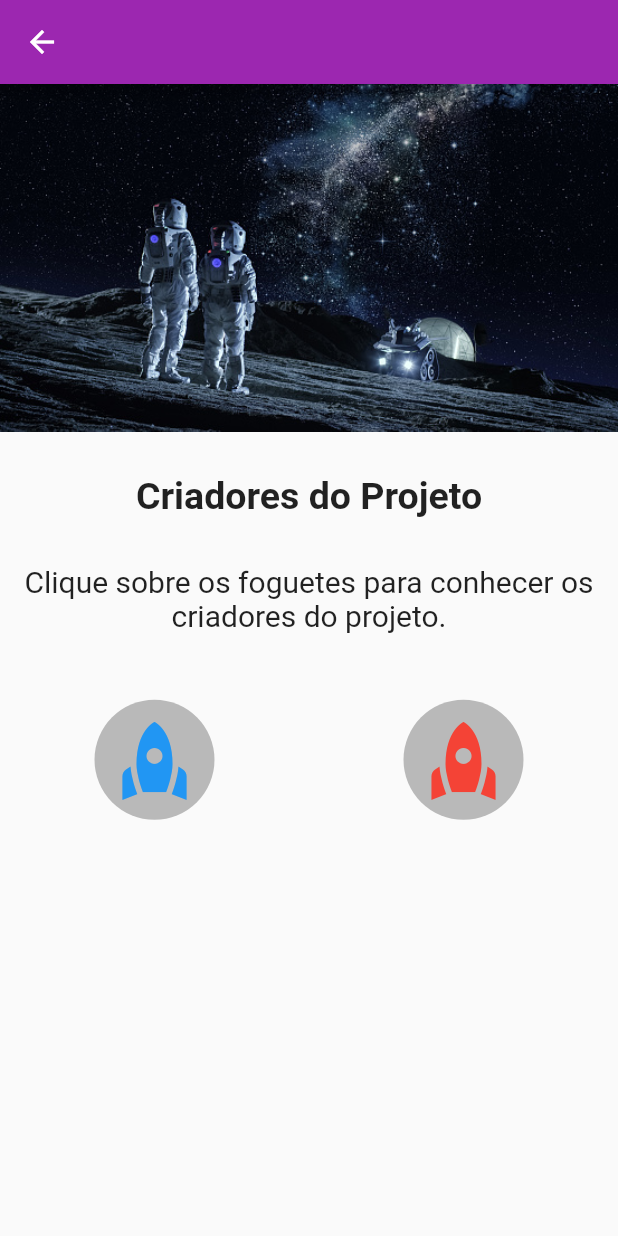
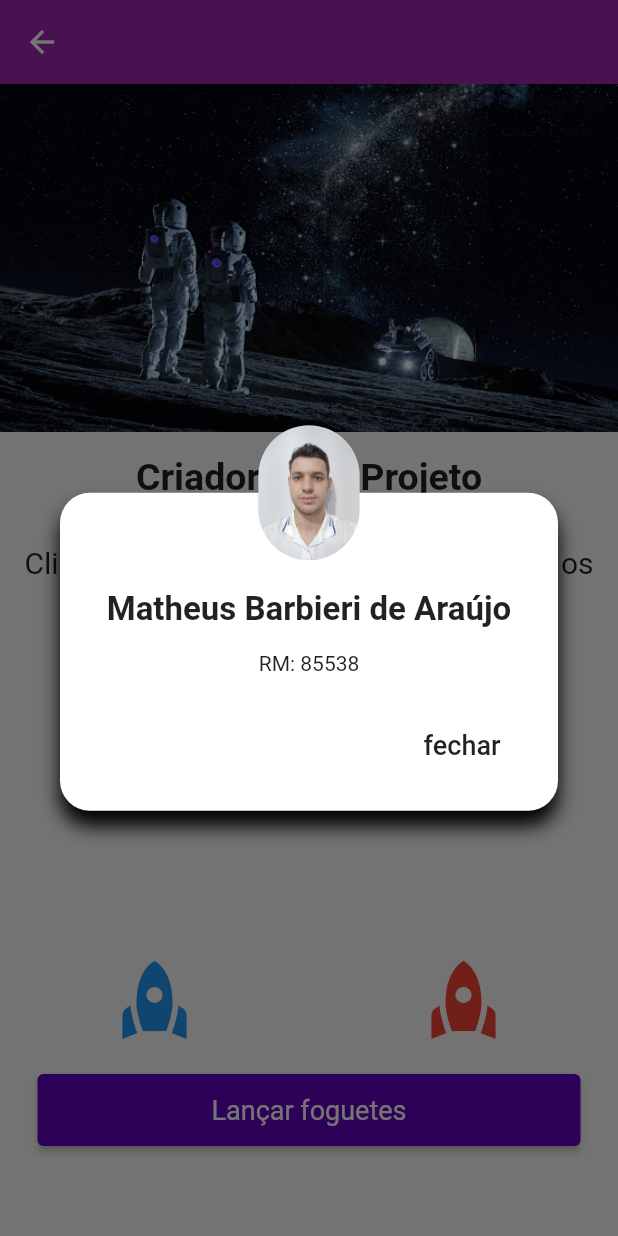
Before and after one commit to lucasmoretini/SpaceTourism, a Flutter app: the CreatorsPage screen opened directly, after a tap on the "rocket" icon, on a phone screen of 412 x 824 dp. Run offline on Flutter 3.47's test engine with Material 2 defaults, Android fonts, the phone set to English and light mode, and no system bars.

Commit message:
Toggle rockets and show modal

```diff
--- /dev/null
+++ b/lib/src/app/components/custom_modal_component.dart
@@ -0,0 +1,101 @@
+import 'dart:ui';
+import 'package:flutter/cupertino.dart';
+import 'package:flutter/material.dart';
+
+class CustomModal extends StatefulWidget {
+  final String? title, descriptions, text;
+  final String img;
+
+  const CustomModal({
+    required this.img,
+    this.title,
+    this.descriptions,
+    this.text,
+  });
+
+  @override
+  _CustomModalState createState() => _CustomModalState();
+}
+
+class _CustomModalState extends State<CustomModal> {
+  double padding = 20;
+  double avatarRadius = 45;
+
+  @override
+  Widget build(BuildContext context) {
+    return Dialog(
+      shape: RoundedRectangleBorder(
+        borderRadius: BorderRadius.circular(padding),
+      ),
+      elevation: 0,
+      backgroundColor: Colors.transparent,
+      child: contentBox(context),
+    );
+  }
+
+  contentBox(context) {
+    return Stack(
+      children: <Widget>[
+        Container(
+          padding: EdgeInsets.only(
+              left: padding,
+              top: avatarRadius + padding,
+              right: padding,
+              bottom: padding),
+          margin: EdgeInsets.only(top: avatarRadius),
+          decoration: BoxDecoration(
+              shape: BoxShape.rectangle,
+              color: Colors.white,
+              borderRadius: BorderRadius.circular(padding),
+              boxShadow: const [
+                BoxShadow(
+                    color: Colors.black, offset: Offset(0, 10), blurRadius: 10),
+              ]),
+          child: Column(
+            mainAxisSize: MainAxisSize.min,
+            children: <Widget>[
+              Text(
+                widget.title!,
+                style:
+                    const TextStyle(fontSize: 22, fontWeight: FontWeight.w600),
+              ),
+              const SizedBox(
+                height: 15,
+              ),
+              Text(
+                widget.descriptions!,
+                style: const TextStyle(fontSize: 14),
+                textAlign: TextAlign.center,
+              ),
+              const SizedBox(
+                height: 22,
+              ),
+              Align(
+                alignment: Alignment.bottomRight,
+                child: FlatButton(
+                    onPressed: () {
+                      Navigator.of(context).pop();
+                    },
+                    child: Text(
+                      widget.text!,
+                      style: const TextStyle(fontSize: 18),
+                    )),
+              ),
+            ],
+          ),
+        ),
+        Positioned(
+          left: padding,
+          right: padding,
+          child: CircleAvatar(
+            backgroundColor: Colors.transparent,
+            radius: avatarRadius,
+            child: ClipRRect(
+                borderRadius: BorderRadius.all(Radius.circular(avatarRadius)),
+                child: Image.asset(widget.img)),
+          ),
+        ),
+      ],
+    );
+  }
+}
--- /dev/null
+++ b/lib/src/app/components/custom_scrollview_component.dart
@@ -0,0 +1,26 @@
+import 'package:flutter/material.dart';
+import 'package:space_tourism/src/app/utils/paddings.dart';
+
+class CustomScrollViewComponent extends StatelessWidget {
+  final Widget child;
+
+  CustomScrollViewComponent({
+    required this.child,
+  });
+
+  @override
+  Widget build(BuildContext context) {
+    return LayoutBuilder(
+      builder: (context, constraint) {
+        return SingleChildScrollView(
+          child: ConstrainedBox(
+            constraints: BoxConstraints(minHeight: constraint.maxHeight),
+            child: IntrinsicHeight(
+              child: child,
+            ),
+          ),
+        );
+      },
+    );
+  }
+}
--- /dev/null
+++ b/lib/src/app/model/creator_model.dart
@@ -0,0 +1,9 @@
+import 'package:flutter/material.dart';
+
+class CreatorModel {
+  final String? name;
+  final String? rm;
+  final String? pathImage;
+
+  CreatorModel({this.name, this.rm, this.pathImage});
+}
--- /dev/null
+++ b/lib/src/app/modules/creators_page/creators_controller.dart
@@ -0,0 +1,26 @@
+import 'package:flutter/cupertino.dart';
+import 'package:flutter/material.dart';
+import 'package:space_tourism/src/app/model/creator_model.dart';
+import '../../model/spaceship_model.dart';
+
+class CreatorsController extends ChangeNotifier {
+  bool status = true;
+
+  List<CreatorModel> creators = [
+    CreatorModel(
+      name: "Matheus Barbieri de Araújo",
+      rm: "RM: 85538",
+      pathImage: "assets/images/matheus.jpeg",
+    ),
+    CreatorModel(
+      name: "Lucas Moretini Mathias",
+      rm: "RM: 86113",
+      pathImage: "assets/images/lucas.png",
+    )
+  ];
+
+  toggleRockets() {
+    status = !status;
+    notifyListeners();
+  }
+}
--- a/lib/src/app/modules/creators_page/creators_page.dart
+++ b/lib/src/app/modules/creators_page/creators_page.dart
@@ -1,25 +1,31 @@
-// ignore_for_file: non_constant_identifier_names
+import 'package:flutter/material.dart';
+import 'package:space_tourism/src/app/components/button_component.dart';
+import 'package:space_tourism/src/app/components/custom_modal_component.dart';
+import 'package:space_tourism/src/app/components/custom_scrollview_component.dart';
+import 'package:space_tourism/src/app/model/creator_model.dart';
+import 'package:space_tourism/src/app/modules/creators_page/creators_controller.dart';
+import 'package:space_tourism/src/app/utils/paddings.dart';
 
-import 'package:flutter/material.dart';
+class CreatorsPage extends StatefulWidget {
+  @override
+  State<StatefulWidget> createState() {
+    return _CreatorsPageState();
+  }
+}
 
-class CreatorsPage extends StatelessWidget {
+class _CreatorsPageState extends State<CreatorsPage> {
+  final controller = CreatorsController();
+
+  @override
+  void initState() {
+    super.initState();
+    controller.addListener(() {
+      setState(() {});
+    });
+  }
+
   @override
   Widget build(BuildContext context) {
-    Widget CustomScrollView({required Widget child}) {
-      return LayoutBuilder(
-        builder: (context, constraint) {
-          return SingleChildScrollView(
-            child: ConstrainedBox(
-              constraints: BoxConstraints(minHeight: constraint.maxHeight),
-              child: IntrinsicHeight(
-                child: child,
-              ),
-            ),
-          );
-        },
-      );
-    }
-
     var image = Image.asset(
       "assets/images/astronauts.jpeg",
       width: double.infinity,
@@ -29,7 +35,7 @@ class CreatorsPage extends StatelessWidget {
     var textIntro = Column(
       mainAxisAlignment: MainAxisAlignment.center,
       children: const [
-        SizedBox(height: 8),
+        SizedBox(height: 16),
         Text(
           "Criadores do Projeto",
           textAlign: TextAlign.center,
@@ -41,65 +47,101 @@ class CreatorsPage extends StatelessWidget {
           child: Text(
             "Clique sobre os foguetes para conhecer os criadores do projeto.",
             textAlign: TextAlign.center,
-            style: TextStyle(
-              fontSize: 20,
-              fontWeight: FontWeight.normal,
-            ),
+            style: TextStyle(fontSize: 20, fontWeight: FontWeight.normal),
           ),
         ),
         SizedBox(height: 8),
       ],
     );
 
-    return Scaffold(
-      appBar: AppBar(),
-      body: CustomScrollView(
-        child: Column(
-          children: [
-            image,
-            Expanded(
-              flex: 1,
-              child: textIntro,
-            ),
-            Expanded(
-              flex: 2,
+    var rockets = AnimatedContainer(
+      duration: const Duration(seconds: 1),
+      padding: const EdgeInsets.only(bottom: 0, top: 0),
+      alignment:
+          controller.status ? Alignment.bottomCenter : Alignment.topCenter,
+      child: AnimatedOpacity(
+        duration: const Duration(seconds: 1),
+        opacity: controller.status ? 1 : 0,
         child: Row(
           mainAxisAlignment: MainAxisAlignment.spaceAround,
-                crossAxisAlignment: CrossAxisAlignment.start,
           children: [
-                  Ink(
-                    decoration: const ShapeDecoration(
-                      color: Colors.black26,
-                      shape: const CircleBorder(),
-                    ),
-                    child: IconButton(
+            IconButton(
+              alignment: Alignment.center,
               iconSize: 64,
-                      onPressed: () {},
+              onPressed: () {
+                showDialog(
+                  context: context,
+                  builder: (BuildContext context) {
+                    CreatorModel creator = controller.creators[0];
+                    return CustomModal(
+                      img: creator.pathImage!,
+                      title: creator.name!,
+                      descriptions: creator.rm!,
+                      text: "fechar",
+                    );
+                  },
+                );
+              },
               icon: const Icon(
                 Icons.rocket,
                 color: Colors.blue,
                 size: 64,
               ),
             ),
-                  ),
-                  Ink(
-                    decoration: const ShapeDecoration(
-                      color: Colors.black26,
-                      shape: CircleBorder(),
-                    ),
-                    child: IconButton(
+            IconButton(
               iconSize: 64,
-                      onPressed: () {},
+              onPressed: () {
+                showDialog(
+                  context: context,
+                  builder: (BuildContext context) {
+                    CreatorModel creator = controller.creators[1];
+                    return CustomModal(
+                      img: creator.pathImage!,
+                      title: creator.name!,
+                      descriptions: creator.rm!,
+                      text: "fechar",
+                    );
+                  },
+                );
+              },
               icon: const Icon(
                 Icons.rocket,
                 color: Colors.red,
                 size: 64,
               ),
             ),
-                  ),
           ],
         ),
       ),
+    );
+
+    var buttonToggleRockets = Padding(
+      padding: EdgeInsets.only(
+        top: AppPaddings.topPadding,
+        left: AppPaddings.borderPadding,
+        right: AppPaddings.borderPadding,
+        bottom: 60,
+      ),
+      child: ButtonPattern(
+        onPressed: controller.toggleRockets,
+        buttonText: controller.status ? "Lançar foguetes" : "Recolher foguetes",
+        primaryColor: const Color.fromARGB(255, 101, 2, 194),
+        secondColor: Colors.white,
+      ),
+    );
+
+    return Scaffold(
+      appBar: AppBar(),
+      body: CustomScrollViewComponent(
+        child: Column(
+          children: [
+            image,
+            textIntro,
+            Expanded(
+              flex: 2,
+              child: rockets,
+            ),
+            buttonToggleRockets,
           ],
         ),
       ),
--- a/lib/src/app/modules/intro_page/intro_page.dart
+++ b/lib/src/app/modules/intro_page/intro_page.dart
@@ -2,6 +2,7 @@
 
 import 'package:flutter/material.dart';
 import 'package:space_tourism/src/app/components/button_component.dart';
+import 'package:space_tourism/src/app/components/custom_scrollview_component.dart';
 import 'package:space_tourism/src/app/components/form_outline_component.dart';
 import 'package:space_tourism/src/app/modules/creators_page/creators_page.dart';
 
@@ -27,21 +28,6 @@ class IntroPage extends StatelessWidget {
         MaterialPageRoute(
           builder: (context) => CreatorsPage(),
         ),
-      );
-    }
-
-    Widget CustomScrollView({required Widget child}) {
-      return LayoutBuilder(
-        builder: (context, constraint) {
-          return SingleChildScrollView(
-            child: ConstrainedBox(
-              constraints: BoxConstraints(minHeight: constraint.maxHeight),
-              child: IntrinsicHeight(
-                child: child,
-              ),
-            ),
-          );
-        },
       );
     }
 
@@ -101,7 +87,7 @@ class IntroPage extends StatelessWidget {
     );
 
     return Scaffold(
-      body: CustomScrollView(
+      body: CustomScrollViewComponent(
         child: Column(
           children: [
             image,
--- a/pubspec.yaml
+++ b/pubspec.yaml
@@ -64,6 +64,8 @@ flutter:
     - assets/images/terra.jpeg
     - assets/images/marte.png
     - assets/images/astronauts.jpeg
+    - assets/images/matheus.jpeg
+    - assets/images/lucas.png
 
   # An image asset can refer to one or more resolution-specific "variants", see
   # https://flutter.dev/assets-and-images/#resolution-aware
```
Also changed, not shown: assets/images/lucas.png (added), assets/images/matheus.jpeg (added). Lines whose indentation alone changed are shown as unchanged.
